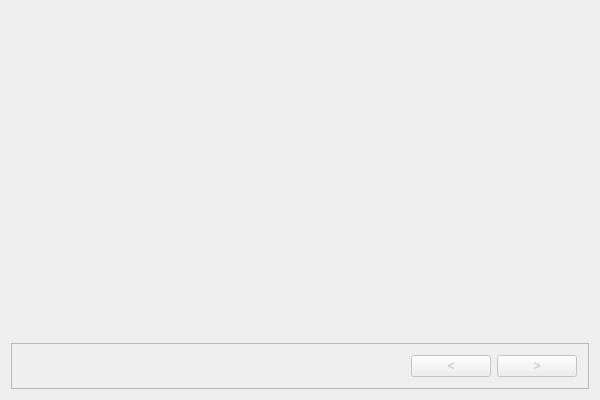
First picture: the form in src/app/widgets/PreviewContainerWidget/previewcontainerwidget.ui, repository m-riley04/ModularSensorSystem, before the edit.
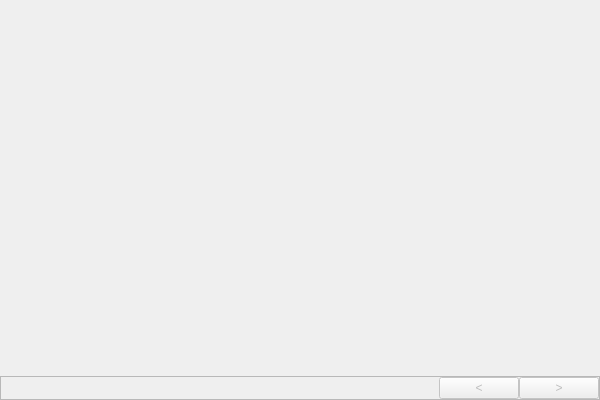
Second picture: the form after the edit.

The edit to the form file:
```diff
--- a/src/app/widgets/PreviewContainerWidget/previewcontainerwidget.ui
+++ b/src/app/widgets/PreviewContainerWidget/previewcontainerwidget.ui
@@ -14,6 +14,21 @@
    <string>PreviewContainerWidget</string>
   </property>
   <layout class="QVBoxLayout" name="verticalLayout" stretch="0,0">
+   <property name="spacing">
+    <number>0</number>
+   </property>
+   <property name="leftMargin">
+    <number>0</number>
+   </property>
+   <property name="topMargin">
+    <number>0</number>
+   </property>
+   <property name="rightMargin">
+    <number>0</number>
+   </property>
+   <property name="bottomMargin">
+    <number>0</number>
+   </property>
    <item>
     <widget class="QStackedWidget" name="stackedWidget">
      <property name="currentIndex">
@@ -33,7 +48,22 @@
      <property name="frameShadow">
       <enum>QFrame::Shadow::Raised</enum>
      </property>
-     <layout class="QHBoxLayout" name="horizontalLayout">
+     <layout class="QHBoxLayout" name="horizontalLayout" stretch="0,0,0">
+      <property name="spacing">
+       <number>0</number>
+      </property>
+      <property name="leftMargin">
+       <number>0</number>
+      </property>
+      <property name="topMargin">
+       <number>0</number>
+      </property>
+      <property name="rightMargin">
+       <number>0</number>
+      </property>
+      <property name="bottomMargin">
+       <number>0</number>
+      </property>
       <item>
        <spacer name="horizontalSpacer">
         <property name="orientation">
```
